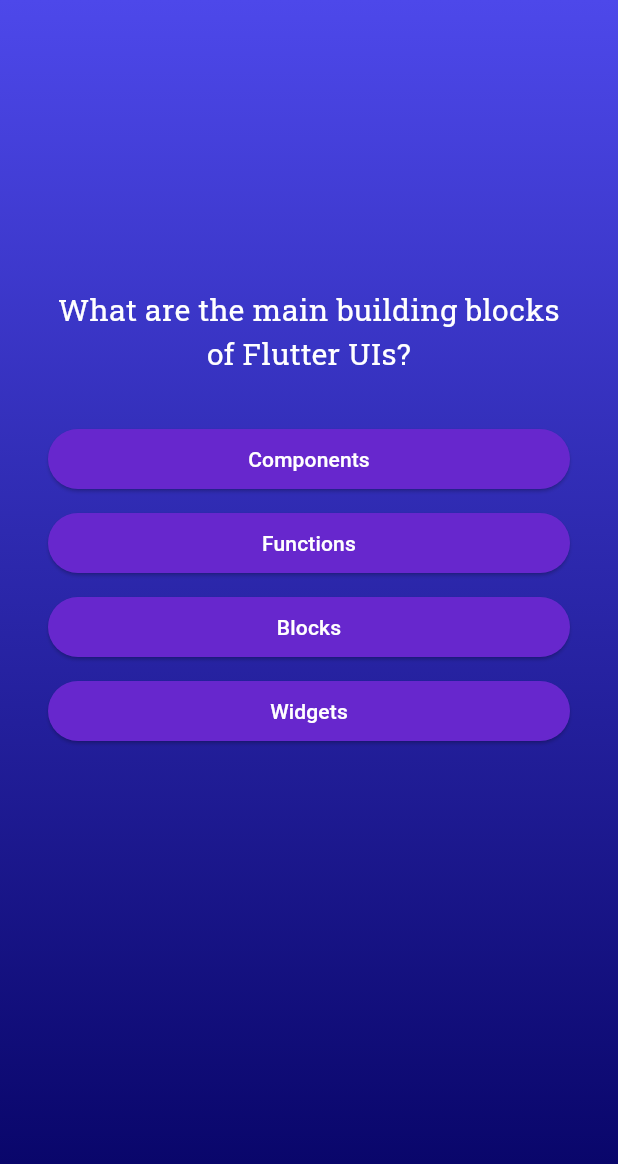
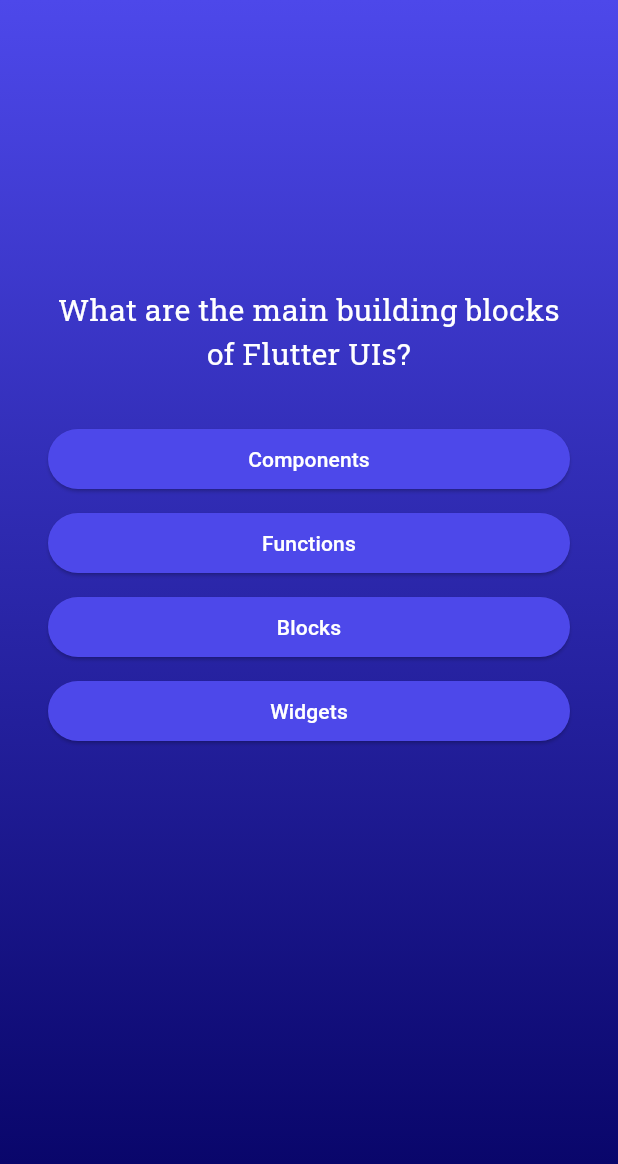
Before and after one commit to adeonirlabs/flutter-quiz, a Flutter app: the screen it shows after launch, after a tap on "Start Quiz", on a phone screen of 412 x 824 dp. Shown: the top 1164 px of the screen. Run offline on Flutter 3.47's test engine with Material 3 defaults, Android fonts, the phone set to English and light mode, and no system bars; our stand-ins replace google_fonts.

Commit message:
Update answer button background

```diff
--- a/lib/answer_button.dart
+++ b/lib/answer_button.dart
@@ -16,7 +16,7 @@ class AnswerButton extends StatelessWidget {
       onPressed: onTap,
       style: ElevatedButton.styleFrom(
         foregroundColor: Colors.white,
-        backgroundColor: const Color.fromARGB(255, 103, 39, 205),
+        backgroundColor: const Color.fromARGB(255, 77, 72, 234),
         padding: const EdgeInsets.symmetric(horizontal: 32, vertical: 4),
       ),
       child: Text(
```
